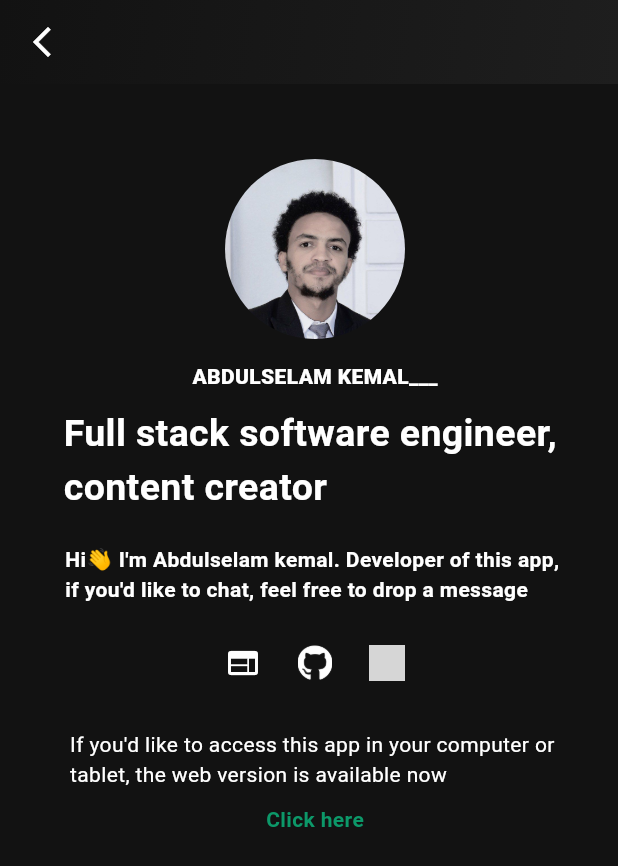
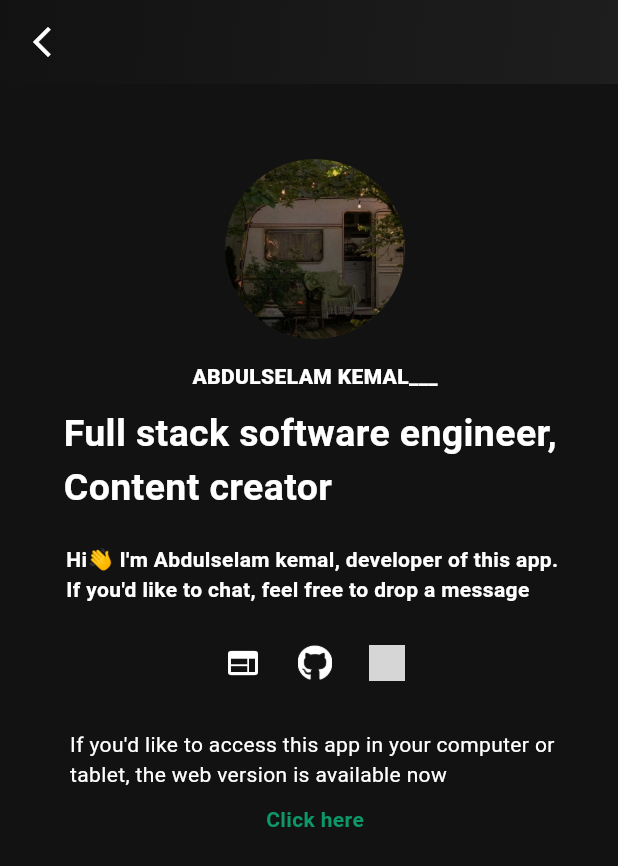
Before and after one commit to abduseK/Ye-Elm-Kazna, a Flutter app: the About screen opened directly, on a phone screen of 412 x 824 dp. Shown: the top 866 px of the screen. Run offline on Flutter 3.47's test engine with Material 3 defaults, Android fonts, the phone set to English and light mode, and no system bars; our stand-ins replace marquee, share_plus; Roboto replaces fonts that are missing (Mona Sans); grey boxes are pictures that could not be loaded.

Commit message:
bug fixes

```diff
--- a/lib/widgets/about.dart
+++ b/lib/widgets/about.dart
@@ -38,7 +38,7 @@ class About extends StatelessWidget {
               SizedBox(height: 20),
               CircleAvatar(
                 radius: 60,
-                backgroundImage: AssetImage('assets/image.jpg'),
+                backgroundImage: AssetImage('assets/image2.jpg'),
                 backgroundColor: Colors.transparent,
               ),
               SizedBox(
@@ -54,7 +54,7 @@ class About extends StatelessWidget {
               ),
               SizedBox(height: 10),
               Text(
-                'Full stack software engineer, \ncontent creator',
+                'Full stack software engineer, \nContent creator',
                 style: TextStyle(
                   color: Colors.white,
                   fontWeight: FontWeight.bold,
@@ -64,7 +64,7 @@ class About extends StatelessWidget {
               ),
               SizedBox(height: 20),
               Text(
-                'Hi👋 I\'m Abdulselam kemal. Developer of this app, \nif you\'d like to chat, feel free to drop a message',
+                'Hi👋 I\'m Abdulselam kemal, developer of this app. \nIf you\'d like to chat, feel free to drop a message',
                 style: TextStyle(
                   color: Colors.white,
                   fontFamily: 'Mona Sans',
--- a/pubspec.yaml
+++ b/pubspec.yaml
@@ -57,6 +57,7 @@ flutter:
   # To add assets to your application, add an assets section, like this:
   assets:
     - assets/image.jpg
+    - assets/image2.jpg
     - assets/github.png
     - assets/telegram.png
 
```
Also changed, not shown: assets/image2.jpg (added).
